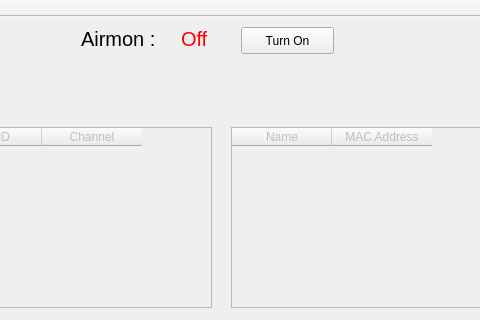
Qt form mainwindow.ui (ch4mchi/FFA) before a commit; both pictures show x 179 to 659 and y 0 to 320 of the 859 by 454 pixel window.
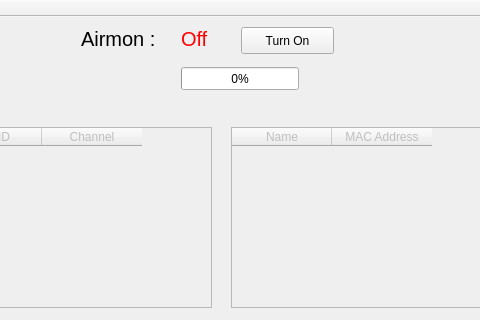
The same form after that commit.

Patch:
```diff
--- a/mainwindow.ui
+++ b/mainwindow.ui
@@ -343,6 +343,22 @@
      <string>Close</string>
     </property>
    </widget>
+   <widget class="QProgressBar" name="progressBar">
+    <property name="geometry">
+     <rect>
+      <x>360</x>
+      <y>50</y>
+      <width>118</width>
+      <height>23</height>
+     </rect>
+    </property>
+    <property name="maximum">
+     <number>10000</number>
+    </property>
+    <property name="value">
+     <number>24</number>
+    </property>
+   </widget>
   </widget>
   <widget class="QMenuBar" name="menuBar">
    <property name="geometry">
```
